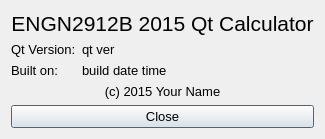
ENGN2912B-2018/ex17, file forms/AboutDialog.ui: the form before one commit.
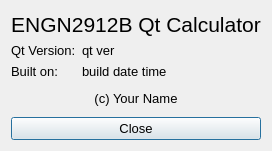
The form after the commit.

Diff of the .ui file:
```diff
--- a/forms/AboutDialog.ui
+++ b/forms/AboutDialog.ui
@@ -6,16 +6,14 @@
     <property name="windowModality">
       <enum>Qt::ApplicationModal</enum>
     </property>
-
-    <!-- property name="geometry">
+  <property name="geometry">
       <rect>
 	<x>0</x>
 	<y>0</y>
-	<width>300</width>
-	<height>40</height>
-      </rect>
-    </property -->
-
+    <width>214</width>
+    <height>151</height>
+   </rect>
+  </property>
     <property name="windowTitle">
       <string>QtCalc</string>
     </property> <!-- "windowTitle" -->
@@ -24,11 +22,13 @@
 
       <item>
 	<widget class="QLabel" name="title_label">
-	  <property name="text">
-	    <string>ENGN2912B 2015 Qt Calculator</string>
-	  </property>
 	  <property name="font">
-	    <font><pointsize>16</pointsize></font>
+      <font>
+       <pointsize>16</pointsize>
+      </font>
+     </property>
+     <property name="text">
+      <string>ENGN2912B Qt Calculator</string>
 	  </property>
 	  <property name="alignment">
 	    <set>Qt::AlignCenter</set>
@@ -92,7 +92,7 @@
 	    <font><pointsize>10</pointsize></font>
 	  </property>
 	  <property name="text">
-	    <string>(c) 2015 Your Name</string>
+      <string>(c) Your Name</string>
 	  </property>
 	  <property name="alignment">
 	    <set>Qt::AlignCenter</set>
```
Left out of the diff: 71 changed lines with no effect on the pictures. Lines whose indentation alone changed are shown as unchanged.
